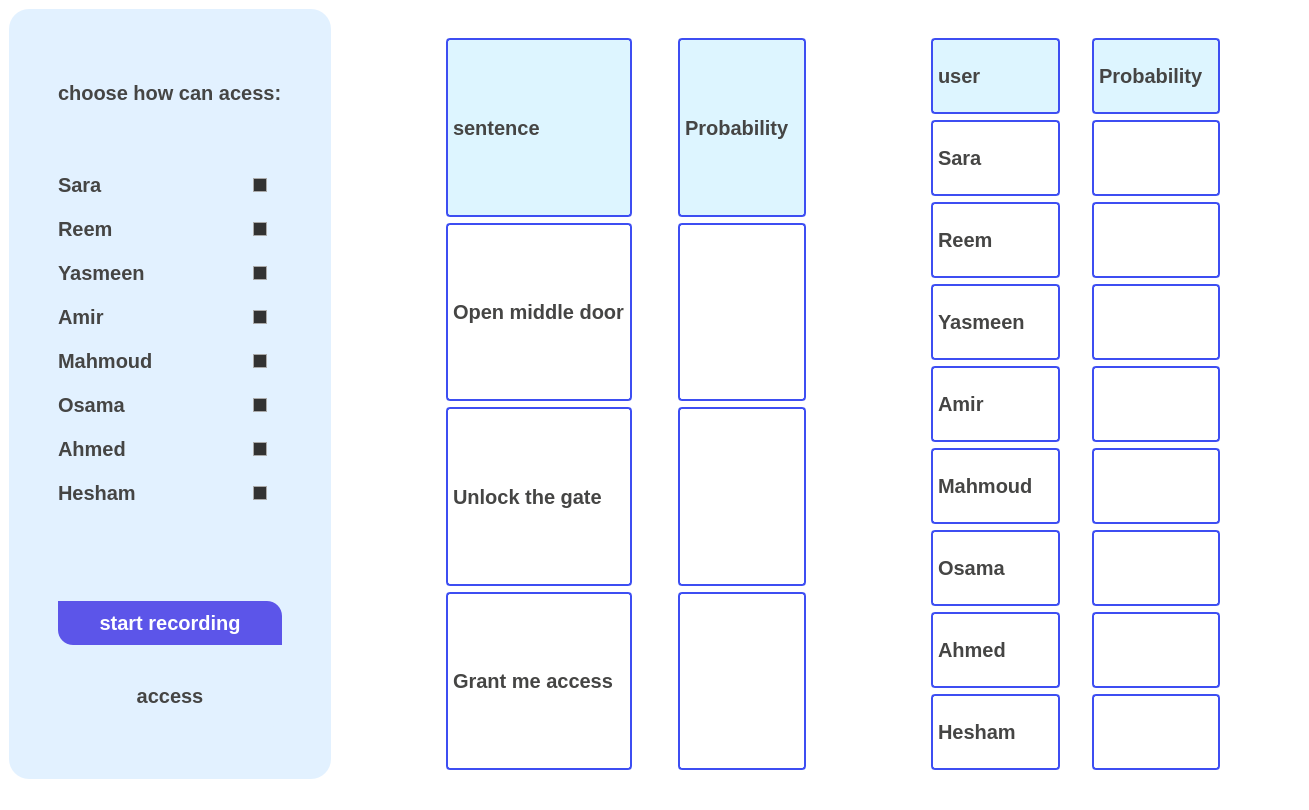
Old version of the form mainwindow.ui in the repository SaraElsaggan/voise_code_access.
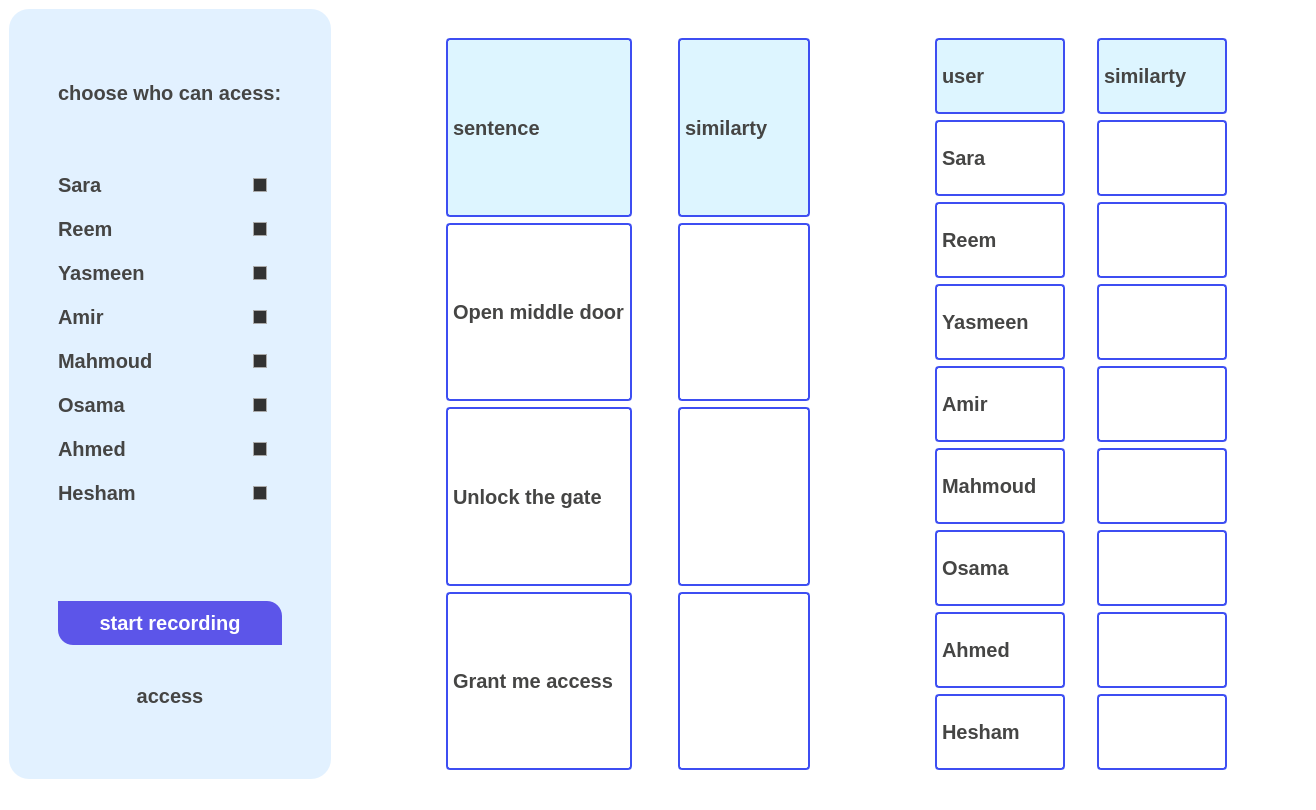
New version of the form. Icons and pictures are not drawn.

Commit message: 3ak on sentensens no users

```diff
--- a/mainwindow.ui
+++ b/mainwindow.ui
@@ -6,7 +6,7 @@
    <rect>
     <x>0</x>
     <y>0</y>
-    <width>1309</width>
+    <width>1316</width>
     <height>810</height>
    </rect>
   </property>
@@ -578,7 +578,7 @@
        <item row="1" column="1">
         <widget class="QLabel" name="label">
          <property name="text">
-          <string>choose how can acess:</string>
+          <string>choose who can acess:</string>
          </property>
         </widget>
        </item>
@@ -951,7 +951,7 @@
               <string notr="true">background-color: rgb(221, 245, 255);</string>
              </property>
              <property name="text">
-              <string>Probability</string>
+              <string>similarty</string>
              </property>
             </widget>
            </item>
@@ -1056,7 +1056,7 @@
               <string notr="true">background-color: rgb(221, 245, 255);</string>
              </property>
              <property name="text">
-              <string>Probability</string>
+              <string>similarty</string>
              </property>
             </widget>
            </item>
```
Left out of the diff: 2 changed lines with no effect on the pictures. The commit also changes 2 other files.
